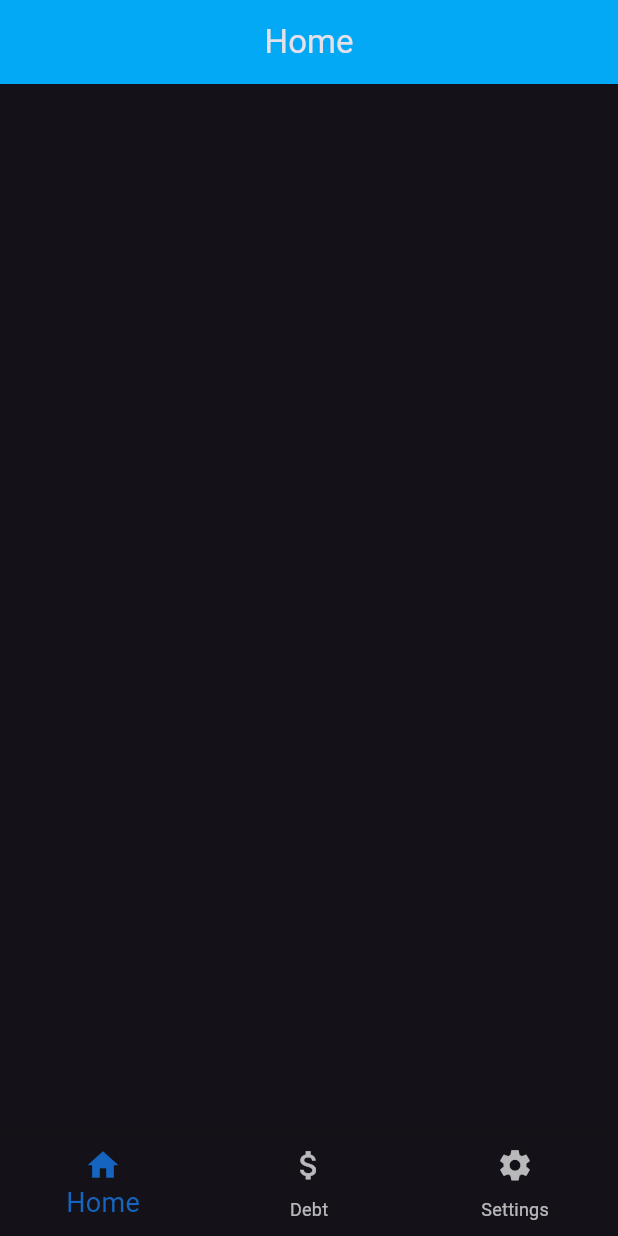
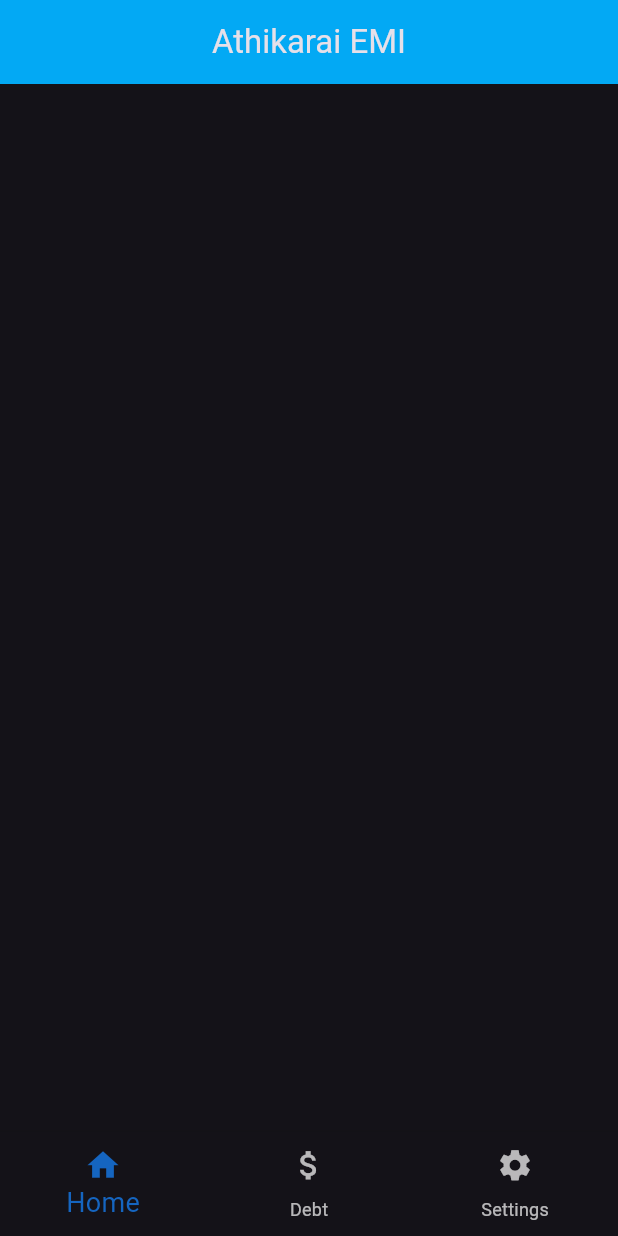
Before and after one commit to somanaga96/athikarai_emi, a Flutter app: the screen it shows after launch, on a phone screen of 412 x 824 dp. Run offline on Flutter 3.47's test engine with Material 3 defaults, Android fonts, the phone set to English and light mode, and no system bars.

Commit message:
title addes as goblally

```diff
--- a/lib/components/page/home.dart
+++ b/lib/components/page/home.dart
@@ -1,4 +1,7 @@
 import 'package:flutter/material.dart';
+import 'package:provider/provider.dart';
+
+import '../utils/global.dart';
 
 class Home extends StatefulWidget {
   const Home({super.key});
@@ -10,14 +13,13 @@ class Home extends StatefulWidget {
 class _HomeState extends State<Home> {
   @override
   Widget build(BuildContext context) {
-    return Scaffold(
-        appBar: AppBar(
-          backgroundColor: Colors.lightBlue,
-          title: const Center(
-            child: Text(
-              "Home",
-            ),
-          ),
-        ));
+    return Consumer<Global>(
+        builder: (context, global, child) => Scaffold(
+                appBar: AppBar(
+              backgroundColor: Colors.lightBlue,
+              title: Center(
+                child: Text(global.getTitle()),
+              ),
+            )));
   }
 }
--- a/lib/components/page/settings.dart
+++ b/lib/components/page/settings.dart
@@ -11,10 +11,10 @@ class Settings extends StatelessWidget {
         builder: (context, global, child) => Scaffold(
               appBar: AppBar(
                 backgroundColor: Colors.lightBlue,
-                title: const Center(
+                title: Center(
                   child: Text(
-                    "Settings",
-                  ),
+                      // "Settings",
+                      global.getTitle()),
                 ),
               ),
               body: IconButton(
--- a/lib/components/utils/global.dart
+++ b/lib/components/utils/global.dart
@@ -1,8 +1,10 @@
 import 'package:flutter/material.dart';
 
-class Global extends ChangeNotifier{
+class Global extends ChangeNotifier {
+  //Theme data
   bool _isDarkMode = true;
-   bool get isDarkMode => _isDarkMode;
+
+  bool get isDarkMode => _isDarkMode;
   final ThemeData _lightTheme =
       ThemeData(primarySwatch: Colors.blue, brightness: Brightness.light);
 
@@ -13,7 +15,15 @@ class Global extends ChangeNotifier{
     _isDarkMode = !_isDarkMode; // Toggle the theme mode
     notifyListeners();
   }
-   ThemeData getTheme() {
+
+  ThemeData getTheme() {
     return _isDarkMode ? _darkTheme : _lightTheme;
   }
+
+  //Title
+   final String _title = "Athikarai EMI";
+
+  String getTitle() {
+    return _title;
+  }
 }
```
